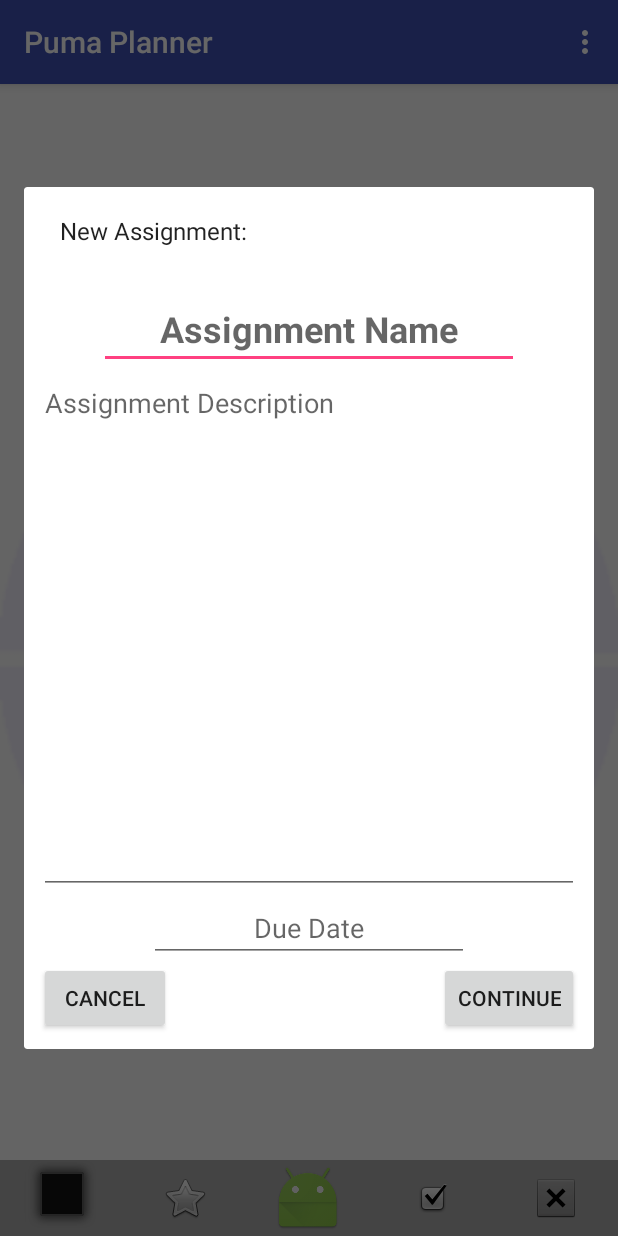
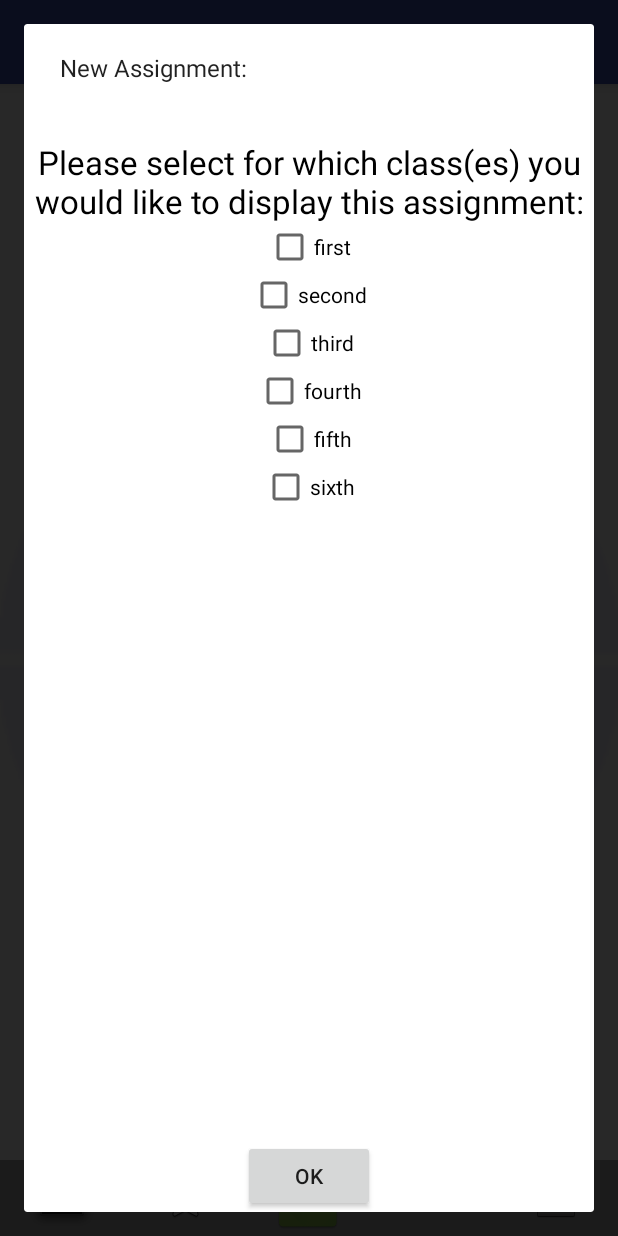
Before and after one commit to WillyWoosley/SchoolUtility, an Android app: the screen it shows after launch (MainActivity), in the options menu, after a tap on "Add Assignment", on a phone screen of 412 x 824 dp. Run offline under Robolectric (Android 15) with nearby library versions, the phone set to English and light mode, and no system bars; our stand-ins replace Firebase (no records; nobody signed in at launch, a user with empty details on screens opened directly); libraries missing offline, so code that uses them is left out: com.firebase.ui; 3 statements that could not run were skipped.

Commit message:
added (nonworking) assignClass to assignments, imporved createClass

```diff
--- a/app/src/main/java/com/gamecodeschool/schoolutility/HomeworkActivity.java
+++ b/app/src/main/java/com/gamecodeschool/schoolutility/HomeworkActivity.java
@@ -13,6 +13,7 @@ import com.google.firebase.database.DataSnapshot;
 import com.google.firebase.database.DatabaseError;
 import com.google.firebase.database.DatabaseReference;
 import com.google.firebase.database.FirebaseDatabase;
+import com.pacificcollegiate.dialogs.DialogAssignClass;
 import com.pacificcollegiate.dialogs.DialogAssignHomework;
 import com.pacificcollegiate.dialogs.DialogShowHomework;
 
@@ -51,7 +52,6 @@ public class HomeworkActivity extends AppCompatActivity
         ListView listAssignment = (ListView) findViewById(R.id.homework_listview_display);
         listAssignment.setAdapter(mHomeworkAdapter);
 
-
         listAssignment.setOnItemClickListener(
                 new AdapterView.OnItemClickListener() {
                     @Override
@@ -74,6 +74,8 @@ public class HomeworkActivity extends AppCompatActivity
                     public void onClick(View v) {
                         DialogAssignHomework newAssignment = new DialogAssignHomework();
                         newAssignment.show(getFragmentManager(), "");
+                        DialogAssignClass assignClass = new DialogAssignClass();
+                        assignClass.show(getFragmentManager(), "");
                     }
                 }
         );
@@ -92,12 +94,10 @@ public class HomeworkActivity extends AppCompatActivity
     }
 
     public void attachDatabaseReadListner() {
-        //TODO: Make this attach all ChildEventListner's for other branches, or give ChildEventListener ability to differentiate between objects and act accordingly
         if (mAssignmentChildEventListner == null) {
             mAssignmentChildEventListner = new  ChildEventListener() {
                 @Override
                 public void onChildAdded(DataSnapshot dataSnapshot, String s) {
-                    //TODO: (Maybe) Make this add all the other content that will be displayed on the main page, or create other ChildEventListener's to do this
                     HomeworkAssignment homeworkAssignment = dataSnapshot.getValue(HomeworkAssignment.class);
                     mHomeworkAdapter.add(homeworkAssignment);
                 }
--- a/app/src/main/java/com/gamecodeschool/schoolutility/MainActivity.java
+++ b/app/src/main/java/com/gamecodeschool/schoolutility/MainActivity.java
@@ -23,6 +23,7 @@ import com.google.firebase.database.ValueEventListener;
 import com.pacificcollegiate.dialogs.DialogAddArticle;
 import com.pacificcollegiate.dialogs.DialogAreLeader;
 import com.pacificcollegiate.dialogs.DialogAreTeacher;
+import com.pacificcollegiate.dialogs.DialogAssignClass;
 import com.pacificcollegiate.dialogs.DialogAssignHomework;
 import com.pacificcollegiate.dialogs.DialogCreateClass;
 import com.pacificcollegiate.dialogs.DialogShowHomework;
@@ -184,12 +185,8 @@ public class MainActivity extends AppCompatActivity
                 //Creates a new DialogAssignHomework and displays it
                 DialogAssignHomework newAssignment = new DialogAssignHomework();
                 newAssignment.show(getFragmentManager(), "");
-                return true;
-
-            case R.id.addArticleDropdown:
-                //Creates a new DialogAddArticle and displays it
-                DialogAddArticle newArticle = new DialogAddArticle();
-                newArticle.show(getFragmentManager(), null);
+                DialogAssignClass assignClass = new DialogAssignClass();
+                assignClass.show(getFragmentManager(), "");
                 return true;
 
             case R.id.signOut:
--- a/app/src/main/java/com/pacificcollegiate/dialogs/DialogAssignClass.java
+++ b/app/src/main/java/com/pacificcollegiate/dialogs/DialogAssignClass.java
@@ -4,16 +4,36 @@ import android.app.AlertDialog;
 import android.app.Dialog;
 import android.app.DialogFragment;
 import android.os.Bundle;
+import android.util.Log;
 import android.view.LayoutInflater;
 import android.view.View;
+import android.widget.Button;
+import android.widget.CheckBox;
+import android.widget.RadioButton;
+import android.widget.Toast;
 
 import com.gamecodeschool.schoolutility.R;
+import com.gamecodeschool.schoolutility.SchoolClass;
+import com.google.firebase.auth.FirebaseAuth;
+import com.google.firebase.auth.FirebaseUser;
+import com.google.firebase.database.ChildEventListener;
+import com.google.firebase.database.DataSnapshot;
+import com.google.firebase.database.DatabaseError;
+import com.google.firebase.database.DatabaseReference;
+import com.google.firebase.database.FirebaseDatabase;
+import com.google.firebase.database.ValueEventListener;
+
+import java.util.ArrayList;
+import java.util.List;
 
 /**
  * Created by wdwoo on 5/10/2017.
  */
 
 public class DialogAssignClass extends DialogFragment {
+
+    private DatabaseReference mUsersClassesReference;
+    private List<SchoolClass> classes = new ArrayList<SchoolClass>();
 
     @Override
     public Dialog onCreateDialog(Bundle savedInstanceState) {
@@ -23,9 +43,52 @@ public class DialogAssignClass extends DialogFragment {
         View dialogView = inflater.inflate(R.layout.homework_assign_class, null);
         builder.setView(dialogView).setMessage("New Assignment:");
 
-        //TODO: You are here
+        Button btnOk = (Button) dialogView.findViewById(R.id.assignClassOk);
+        btnOk.setOnClickListener(
+                new View.OnClickListener() {
+                    @Override
+                    public void onClick(View view) {
+                        dismiss();
+                    }
+                }
+        );
 
+        final CheckBox first = (CheckBox) dialogView.findViewById(R.id.classAssignFirst);
+        final CheckBox second = (CheckBox) dialogView.findViewById(R.id.classAssignSecond);
+        final CheckBox third = (CheckBox) dialogView.findViewById(R.id.classAssignThird);
+        final CheckBox fourth = (CheckBox) dialogView.findViewById(R.id.classAssignFourth);
+        final CheckBox fifth = (CheckBox) dialogView.findViewById(R.id.classAssignFifth);
+        final CheckBox sixth = (CheckBox) dialogView.findViewById(R.id.classAssignSixth);
+        CheckBox[] temp = {first, second, third, fourth, fifth, sixth};
+        final List<CheckBox> checkBoxes = new ArrayList<CheckBox>();
+        for(CheckBox c : temp) {
+            checkBoxes.add(c);
+        }
+
+        FirebaseDatabase mRef = FirebaseDatabase.getInstance();
+        FirebaseUser currentUser = FirebaseAuth.getInstance().getCurrentUser();
+        DatabaseReference userClassRef = mRef.getReference().child("users").child(currentUser.getUid()).child("classesTaught");
+
+        userClassRef.addChildEventListener(
+                new ChildEventListener() {
+                    @Override
+                    public void onChildAdded(DataSnapshot dataSnapshot, String s) {
+                        SchoolClass schoolClass = dataSnapshot.getValue(SchoolClass.class);
+                        checkBoxes.get(0).setText(schoolClass.getClassName());
+                        checkBoxes.remove(0);
+                    }
+                    @Override
+                    public void onChildChanged(DataSnapshot dataSnapshot, String s) {}
+                    @Override
+                    public void onChildRemoved(DataSnapshot dataSnapshot) {}
+                    @Override
+                    public void onChildMoved(DataSnapshot dataSnapshot, String s) {}
+                    @Override
+                    public void onCancelled(DatabaseError databaseError) {}
+                }
+        );
 
         return builder.create();
     }
+
 }
--- a/app/src/main/java/com/pacificcollegiate/dialogs/DialogAssignHomework.java
+++ b/app/src/main/java/com/pacificcollegiate/dialogs/DialogAssignHomework.java
@@ -44,9 +44,6 @@ public class DialogAssignHomework extends DialogFragment {
         Button btnCancel = (Button) dialogView.findViewById(R.id.assign_description_cancel);
         Button btnContinue = (Button) dialogView.findViewById(R.id.assign_description_continue);
 
-
-
-
         btnCancel.setOnClickListener(
                 new View.OnClickListener()
                 {
--- a/app/src/main/res/layout/activity_main.xml
+++ b/app/src/main/res/layout/activity_main.xml
@@ -43,5 +43,13 @@
             android:gravity="center"/>
     </RelativeLayout>
 
+    <TextView
+        android:layout_width="wrap_content"
+        android:layout_height="wrap_content"
+        android:text="This is were announcements will be"
+        android:layout_alignParentBottom="true"
+        android:layout_marginBottom="80dp"
+        android:layout_centerHorizontal="true"/>
+
 
 </RelativeLayout>
--- a/app/src/main/res/layout/homework_assign_class.xml
+++ b/app/src/main/res/layout/homework_assign_class.xml
@@ -15,63 +15,67 @@
         android:textColor="@android:color/black"
         android:textSize="22sp" />
 
-    <RadioGroup
-        android:layout_width="wrap_content"
-        android:layout_height="wrap_content"
-        android:layout_below="@+id/textView2"
-        android:layout_centerHorizontal="true"
-        android:layout_marginTop="12dp" >
-
-        <RadioButton
+        <CheckBox
             android:id="@+id/classAssignFirst"
+            android:layout_below="@id/textView2"
+            android:layout_centerHorizontal="true"
             android:text="first"
             android:layout_width="wrap_content"
             android:layout_height="wrap_content"
             android:layout_weight="1" />
 
-        <RadioButton
+        <CheckBox
             android:id="@+id/classAssignSecond"
             android:text="second"
+            android:layout_below="@id/classAssignFirst"
+            android:layout_centerHorizontal="true"
             android:layout_width="wrap_content"
             android:layout_height="wrap_content"
             android:layout_weight="1" />
 
-        <RadioButton
+        <CheckBox
             android:id="@+id/classAssignThird"
             android:layout_width="wrap_content"
             android:layout_height="wrap_content"
+            android:layout_below="@id/classAssignSecond"
+            android:layout_centerHorizontal="true"
             android:layout_weight="1"
             android:text="third" />
 
-        <RadioButton
+        <CheckBox
             android:id="@+id/classAssignFourth"
             android:layout_width="wrap_content"
             android:layout_height="wrap_content"
+            android:layout_below="@id/classAssignThird"
+            android:layout_centerHorizontal="true"
             android:layout_weight="1"
             android:text="fourth" />
 
-        <RadioButton
+        <CheckBox
             android:id="@+id/classAssignFifth"
             android:layout_width="wrap_content"
             android:layout_height="wrap_content"
+            android:layout_below="@id/classAssignFourth"
+            android:layout_centerHorizontal="true"
             android:layout_weight="1"
             android:text="fifth" />
 
-        <RadioButton
+        <CheckBox
             android:id="@+id/classAssignSixth"
             android:layout_width="wrap_content"
             android:layout_height="wrap_content"
+            android:layout_below="@id/classAssignFifth"
+            android:layout_centerHorizontal="true"
             android:layout_weight="1"
             android:text="sixth" />
 
-    </RadioGroup>
 
 
     <Button
         android:text="@string/ok"
         android:layout_width="wrap_content"
         android:layout_height="wrap_content"
-        android:id="@+id/button10"
+        android:id="@+id/assignClassOk"
         android:layout_alignParentBottom="true"
         android:layout_centerHorizontal="true"
         android:layout_marginBottom="5dp"/>
--- a/app/src/main/res/menu/menu_admin.xml
+++ b/app/src/main/res/menu/menu_admin.xml
@@ -15,12 +15,6 @@
         app:showAsAction="never" />
 
     <item
-        android:id="@+id/addArticleDropdown"
-        android:title="Add News Story"
-        android:orderInCategory="3"
-        app:showAsAction="never" />
-
-    <item
         android:id="@+id/addEventDropdown"
         android:title="Add Event"
         android:orderInCategory="4"
```
Also changed, not shown: app/src/main/java/com/gamecodeschool/schoolutility/SchoolClass.java (added, +39 -0 lines), app/src/main/java/com/pacificcollegiate/dialogs/DialogCreateClass.java (+15 -5 lines).
